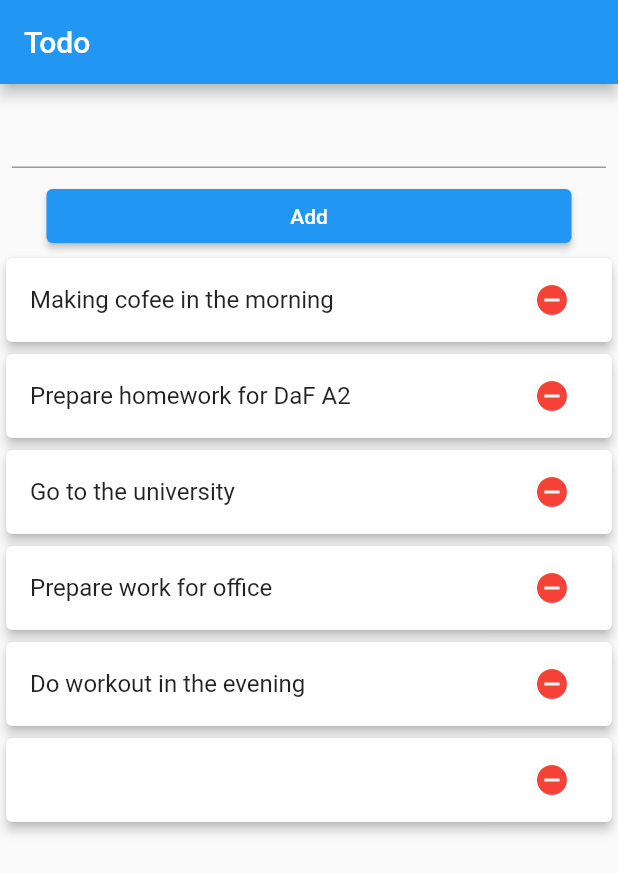
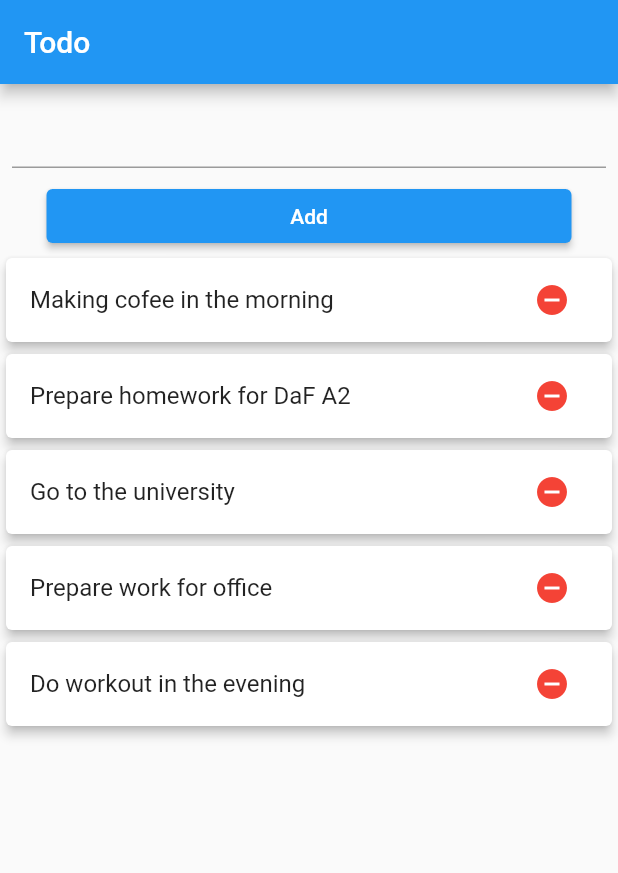
Before and after one commit to AvijitRoy12/daily_task_app, a Flutter app: the screen it shows after launch, after a tap on "Add", on a phone screen of 412 x 824 dp. Shown: the top 873 px of the screen. Run offline on Flutter 3.47's test engine with Material 2 defaults, Android fonts, the phone set to English and light mode, and no system bars; our stand-ins replace bloc, flutter_bloc.

Commit message:
Bug fixed

```diff
--- a/lib/cubit/todo_cubit.dart
+++ b/lib/cubit/todo_cubit.dart
@@ -12,6 +12,7 @@ class Todo {
     'Do workout in the evening',
   ];
 }
+
 
 class TodoCubit extends Cubit<TodoInitial> {
   TodoCubit() : super(TodoInitial(todos: Todo.data));
--- a/lib/main.dart
+++ b/lib/main.dart
@@ -37,7 +37,7 @@ class _MyHomePageState extends State<MyHomePage> {
   @override
   Widget build(BuildContext context) {
     return Scaffold(
-      appBar: AppBar(title: Text('Todo')),
+      appBar: AppBar(title: const Text('Todo')),
       body: Column(
         children: [
           Padding(
@@ -50,10 +50,13 @@ class _MyHomePageState extends State<MyHomePage> {
             width: 350,
             child: ElevatedButton(
                 onPressed: () {
-                  BlocProvider.of<TodoCubit>(context)
-                      .addNewTodo(_controller.text);
+                  if (_controller.text.isNotEmpty) {
+                    BlocProvider.of<TodoCubit>(context)
+                        .addNewTodo(_controller.text);
+                    _controller.clear();
+                  }
                 },
-                child: Text('Add')),
+                child: const Text('Add')),
           ),
           Expanded(
             child: BlocBuilder<TodoCubit, TodoInitial>(
```
